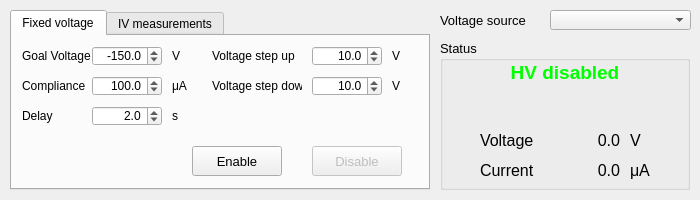
Before: the Qt Designer form MainWindow.ui in kandrosov/VoltageSourceControl, drawn with Qt 5.
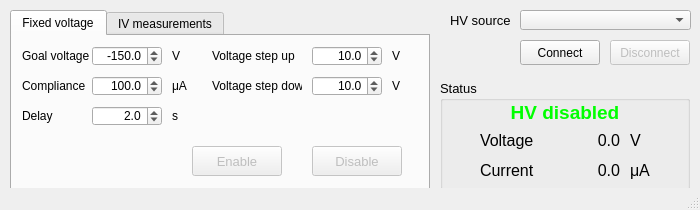
After: the same form once the commit is applied.

Diff of the .ui file:
```diff
--- a/MainWindow.ui
+++ b/MainWindow.ui
@@ -7,7 +7,7 @@
     <x>0</x>
     <y>0</y>
     <width>700</width>
-    <height>200</height>
+    <height>210</height>
    </rect>
   </property>
   <property name="sizePolicy">
@@ -25,7 +25,7 @@
   <property name="maximumSize">
    <size>
     <width>700</width>
-    <height>200</height>
+    <height>210</height>
    </size>
   </property>
   <property name="windowTitle">
@@ -80,6 +80,9 @@
       </property>
      </widget>
      <widget class="QPushButton" name="pushButtonEnableVoltage">
+      <property name="enabled">
+       <bool>false</bool>
+      </property>
       <property name="geometry">
        <rect>
         <x>180</x>
@@ -110,7 +113,7 @@
        </rect>
       </property>
       <property name="text">
-       <string>Goal Voltage</string>
+       <string>Goal voltage</string>
       </property>
      </widget>
      <widget class="QLabel" name="labelGoalVoltageUnits">
@@ -380,9 +383,9 @@
     <property name="geometry">
      <rect>
       <x>440</x>
-      <y>40</y>
+      <y>80</y>
       <width>250</width>
-      <height>150</height>
+      <height>110</height>
      </rect>
     </property>
     <property name="font">
@@ -400,7 +403,7 @@
      <property name="geometry">
       <rect>
        <x>40</x>
-       <y>90</y>
+       <y>50</y>
        <width>60</width>
        <height>20</height>
       </rect>
@@ -418,7 +421,7 @@
      <property name="geometry">
       <rect>
        <x>110</x>
-       <y>90</y>
+       <y>50</y>
        <width>70</width>
        <height>20</height>
       </rect>
@@ -439,7 +442,7 @@
      <property name="geometry">
       <rect>
        <x>190</x>
-       <y>120</y>
+       <y>80</y>
        <width>20</width>
        <height>20</height>
       </rect>
@@ -457,7 +460,7 @@
      <property name="geometry">
       <rect>
        <x>190</x>
-       <y>90</y>
+       <y>50</y>
        <width>20</width>
        <height>20</height>
       </rect>
@@ -475,7 +478,7 @@
      <property name="geometry">
       <rect>
        <x>110</x>
-       <y>120</y>
+       <y>80</y>
        <width>70</width>
        <height>20</height>
       </rect>
@@ -496,7 +499,7 @@
      <property name="geometry">
       <rect>
        <x>40</x>
-       <y>120</y>
+       <y>80</y>
        <width>60</width>
        <height>20</height>
       </rect>
@@ -601,9 +604,9 @@
    <widget class="QComboBox" name="comboBoxVoltageSource">
     <property name="geometry">
      <rect>
-      <x>550</x>
+      <x>520</x>
       <y>10</y>
-      <width>141</width>
+      <width>171</width>
       <height>20</height>
      </rect>
     </property>
@@ -619,9 +622,9 @@
    <widget class="QLabel" name="labelVoltageSourceTitle">
     <property name="geometry">
      <rect>
-      <x>440</x>
+      <x>450</x>
       <y>10</y>
-      <width>100</width>
+      <width>61</width>
       <height>20</height>
      </rect>
     </property>
@@ -631,10 +634,59 @@
      </font>
     </property>
     <property name="text">
-     <string>Voltage source</string>
+     <string>HV source</string>
+    </property>
+   </widget>
+   <widget class="QPushButton" name="pushButtonConnect">
+    <property name="enabled">
+     <bool>true</bool>
+    </property>
+    <property name="geometry">
+     <rect>
+      <x>520</x>
+      <y>40</y>
+      <width>80</width>
+      <height>25</height>
+     </rect>
+    </property>
+    <property name="font">
+     <font>
+      <pointsize>9</pointsize>
+     </font>
+    </property>
+    <property name="text">
+     <string>Connect</string>
+    </property>
+    <property name="flat">
+     <bool>false</bool>
+    </property>
+   </widget>
+   <widget class="QPushButton" name="pushButtonDisconnect">
+    <property name="enabled">
+     <bool>false</bool>
+    </property>
+    <property name="geometry">
+     <rect>
+      <x>610</x>
+      <y>40</y>
+      <width>80</width>
+      <height>25</height>
+     </rect>
+    </property>
+    <property name="font">
+     <font>
+      <pointsize>9</pointsize>
+     </font>
+    </property>
+    <property name="text">
+     <string>Disconnect</string>
+    </property>
+    <property name="flat">
+     <bool>false</bool>
     </property>
    </widget>
   </widget>
+  <widget class="QStatusBar" name="statusBar"/>
  </widget>
  <layoutdefault spacing="6" margin="11"/>
  <resources/>
```
